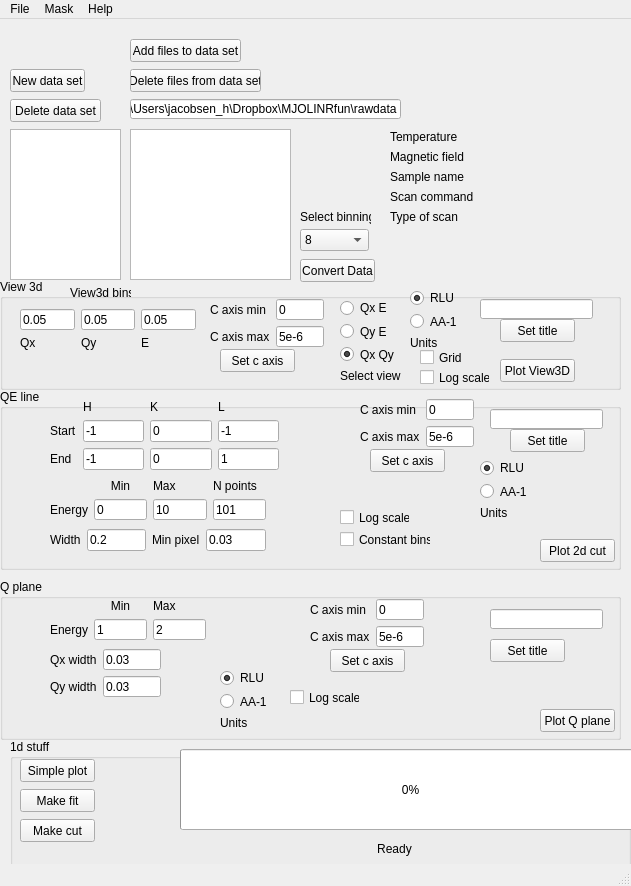
The window that MJOLNIR_GUI_ui.ui (MJOLNIRPackage/MJOLNIR-GUI) describes before a commit, drawn with Qt 5.
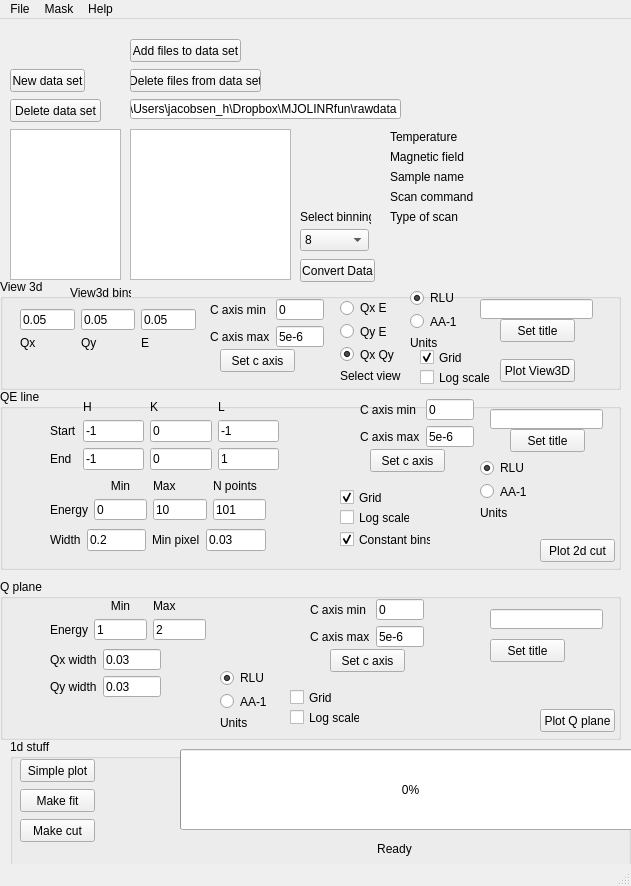
The same window after the commit.

Commit message:
Implemented all the QELine buttons
but disabled the AA radiobutton

The edit to the form file:
```diff
--- a/MJOLNIR_GUI_ui.ui
+++ b/MJOLNIR_GUI_ui.ui
@@ -365,6 +365,9 @@
      <property name="text">
       <string>Grid</string>
      </property>
+     <property name="checked">
+      <bool>true</bool>
+     </property>
     </widget>
     <widget class="QWidget" name="verticalLayoutWidget_2">
      <property name="geometry">
@@ -440,6 +443,9 @@
      <property name="text">
       <string>Constant bins</string>
      </property>
+     <property name="checked">
+      <bool>true</bool>
+     </property>
     </widget>
     <widget class="QPushButton" name="QELine_setCAxis_button">
      <property name="geometry">
@@ -762,6 +768,22 @@
       </item>
      </layout>
     </widget>
+    <widget class="QCheckBox" name="QELine_Grid_checkBox">
+     <property name="geometry">
+      <rect>
+       <x>340</x>
+       <y>100</y>
+       <width>70</width>
+       <height>17</height>
+      </rect>
+     </property>
+     <property name="text">
+      <string>Grid</string>
+     </property>
+     <property name="checked">
+      <bool>true</bool>
+     </property>
+    </widget>
    </widget>
    <widget class="QGroupBox" name="groupBox_3">
     <property name="geometry">
@@ -976,7 +998,7 @@
      <property name="geometry">
       <rect>
        <x>290</x>
-       <y>110</y>
+       <y>130</y>
        <width>70</width>
        <height>17</height>
       </rect>
@@ -1087,6 +1109,19 @@
       <string>Set c axis</string>
      </property>
     </widget>
+    <widget class="QCheckBox" name="QPlane_Grid_checkBox">
+     <property name="geometry">
+      <rect>
+       <x>290</x>
+       <y>110</y>
+       <width>70</width>
+       <height>17</height>
+      </rect>
+     </property>
+     <property name="text">
+      <string>Grid</string>
+     </property>
+    </widget>
    </widget>
    <widget class="QLabel" name="DataSet_Temperature_label">
     <property name="geometry">
```
Left out of the diff: 5 changed lines with no effect on the pictures. The commit also changes 2 other files.
